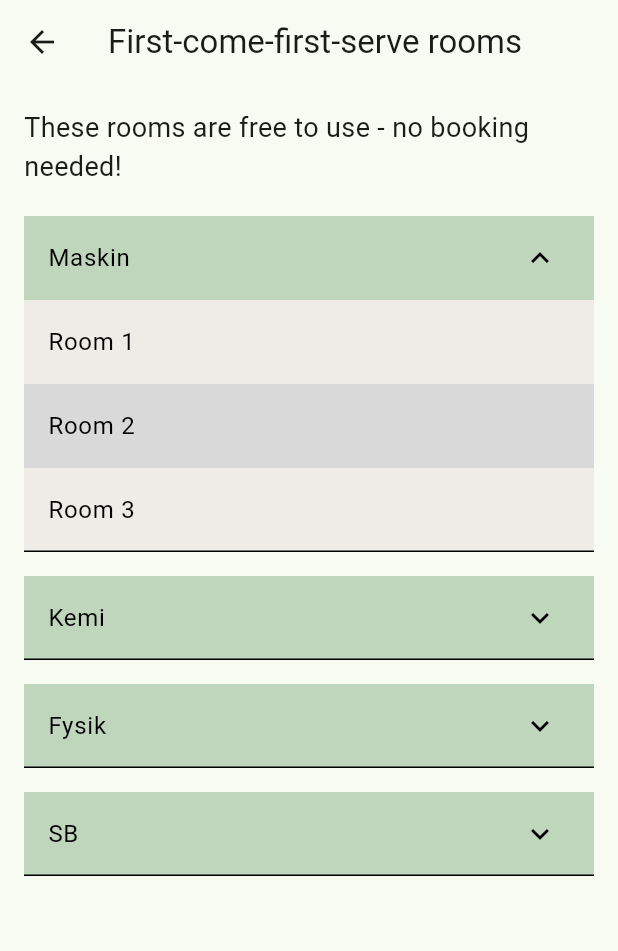
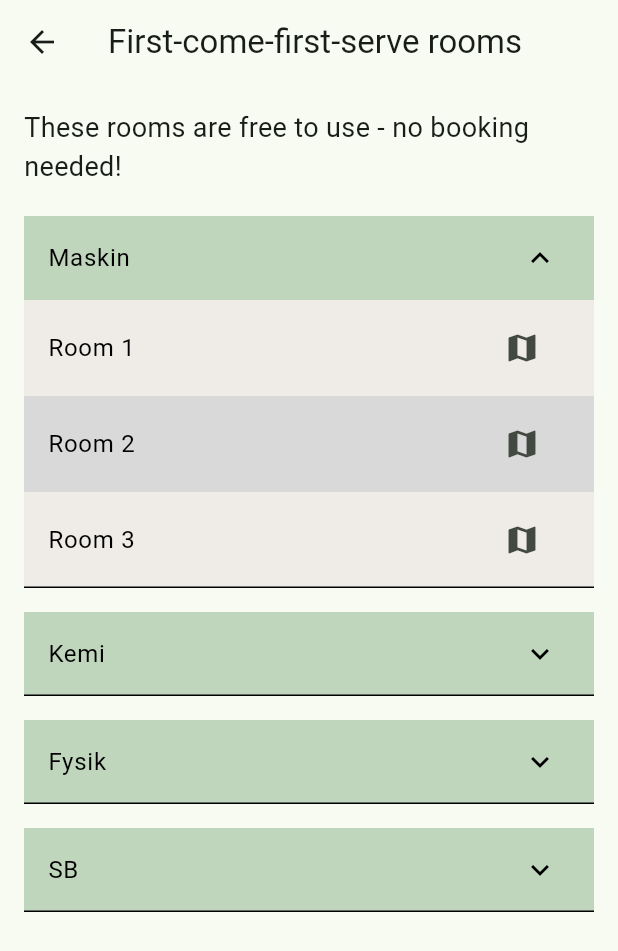
Before and after one commit to fillemon10/kandidat-grupp65-timeedit, a Flutter app: the FirstCome screen opened directly, after a tap on "Maskin", on a phone screen of 412 x 824 dp. Shown: the top 951 px of the screen. Run offline on Flutter 3.47's test engine with Material 3 defaults, Android fonts, the light colour scheme and no system bars; our stand-ins replace cloud_firestore, firebase_auth, firebase_core, go_router; missing offline and left inert: firebase_ui_auth, qr_code_scanner; accounts and stored records are empty; network calls fail.

Commit message:
add map icon

```diff
--- a/lib/screens/firstcome.dart
+++ b/lib/screens/firstcome.dart
@@ -101,9 +101,22 @@ class _AccordionWidgetState extends State<AccordionWidget> {
                       child: Container(
                         color: entry.key.isOdd ? Color(0xFFD9D9D9) : Color(0xFFEFECE7),
                         child: ListTile(
-                          title: Text(
-                            entry.value,
-                            style: TextStyle(color: Colors.black), // Set text color to black
+                          title: Row(
+                            children: [
+                              Expanded(
+                                child: Text(
+                                  entry.value,
+                                  style: TextStyle(color: Colors.black), // Set text color to black
+                                ),
+                              ),
+                              IconButton(
+                                icon: Icon(Icons.map),
+                                onPressed: () {
+                                  // Navigate to the maps screen when map icon is pressed
+                                  Navigator.of(context).push(MaterialPageRoute(builder: (context) => MapsScreen()));
+                                },
+                              ),
+                            ],
                           ),
                         ),
                       ),
@@ -131,6 +144,7 @@ class _AccordionWidgetState extends State<AccordionWidget> {
     );
   }
 }
+
 
 class CustomDialog extends StatelessWidget {
   final String roomName;
```
